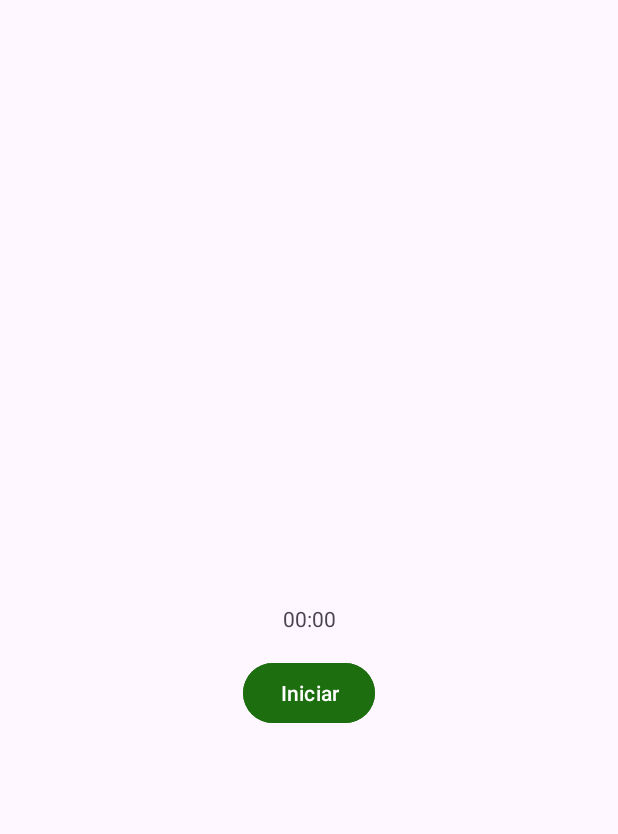
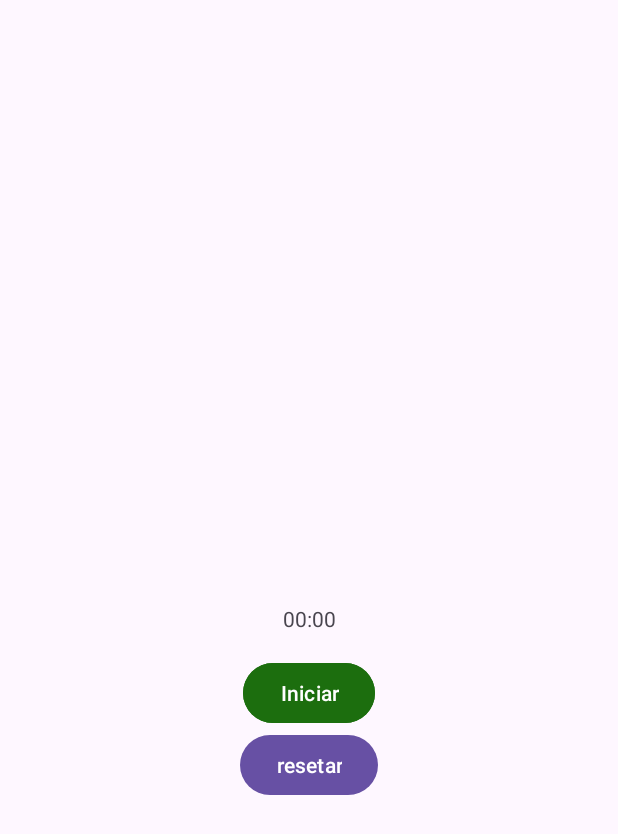
Before and after one commit to mike-kt/pomodoro, an Android app: the screen it shows after launch (MainActivity), on a phone screen of 412 x 824 dp. Shown: the top 834 px of the screen. Run offline under Robolectric (Android 15) with nearby library versions, the phone set to English and light mode, and no system bars.

Commit message:
create reset button

```diff
--- a/app/src/main/java/com/example/firstclock/MainActivity.kt
+++ b/app/src/main/java/com/example/firstclock/MainActivity.kt
@@ -10,6 +10,8 @@ import android.widget.TextView
 class MainActivity : AppCompatActivity() {
     private lateinit var countdownTextView: TextView
     private lateinit var startButton: Button
+    private lateinit var btnReset: Button
+
     private var isCountdownRunning = false
     private val totalMillis = 2 * 60 * 1000 //2 minbutes in milliseconds
     private var remainingMillis = totalMillis
@@ -22,6 +24,7 @@ class MainActivity : AppCompatActivity() {
 
         countdownTextView = findViewById(R.id.countdownTextView)
         startButton = findViewById(R.id.btnStart)
+        btnReset = findViewById(R.id.btnReset)
 
         startButton.setOnClickListener {
             if (isCountdownRunning) {
@@ -29,6 +32,10 @@ class MainActivity : AppCompatActivity() {
             } else {
                 startCountdown()
             }
+        }
+
+        btnReset.setOnClickListener{
+            resetCountdown()
         }
     }
 
@@ -63,5 +70,12 @@ class MainActivity : AppCompatActivity() {
         countdownTextView.text = formattedTime
     }
 
+    private fun resetCountdown(){
+        countDownTimer?.cancel()
+        isCountdownRunning = false
+        remainingMillis = totalMillis
+        updateConuntdownText()
+        startButton.text = "iniciar"
+    }
 
 }
--- a/app/src/main/res/layout/activity_main.xml
+++ b/app/src/main/res/layout/activity_main.xml
@@ -26,5 +26,14 @@
         android:layout_marginTop="16dp"
         android:text="Iniciar"
         />
+    <Button
+        android:id="@+id/btnReset"
+        android:layout_width="wrap_content"
+        android:layout_height="wrap_content"
+        android:text="resetar"
+        app:layout_constraintLeft_toLeftOf="parent"
+        app:layout_constraintRight_toRightOf="parent"
+        app:layout_constraintTop_toBottomOf="@+id/btnStart"
+        />
 
 </androidx.constraintlayout.widget.ConstraintLayout>
```
